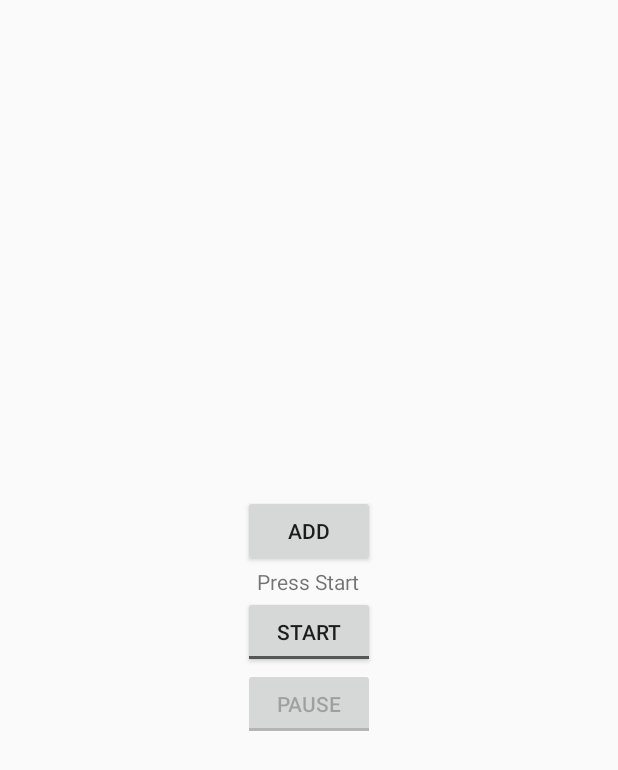
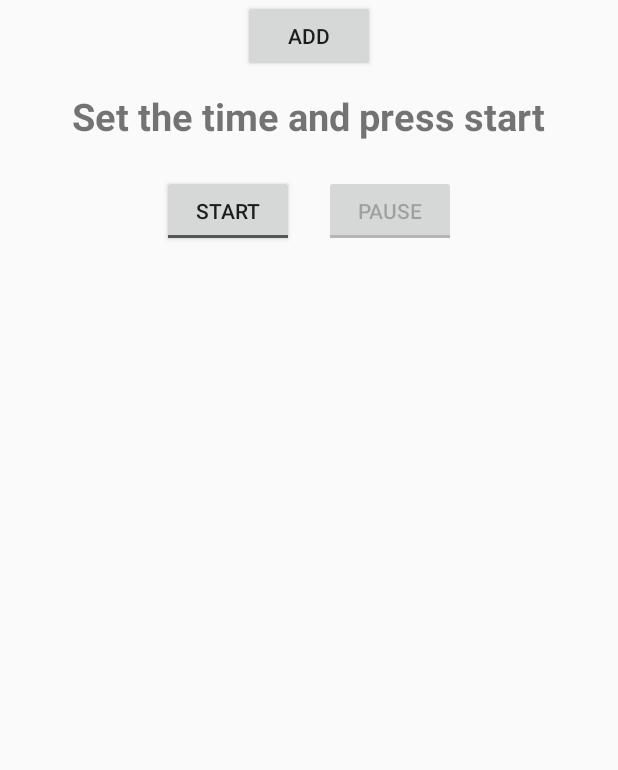
Before and after one commit to HorncatStudio/IntervalTracker, an Android app: the screen it shows after launch (HcRunningActivity), on a phone screen of 412 x 824 dp. Shown: the top 770 px of the screen. Run offline under Robolectric (Android 15) with nearby library versions, the phone set to English and light mode, and no system bars.

Commit message:
Changed layout and added HCRunningArrayAdapter. TODO - need to implement getView() in the HCRunningArrayAdapter correctly. mAdapter.add(mCountDownTimer) instead of mCurrentTimeTextView.

```diff
--- /dev/null
+++ b/app/src/main/java/com/example/hcrunning/app/HCRunningArrayAdapter.java
@@ -0,0 +1,50 @@
+package com.example.hcrunning.app;
+
+import android.content.Context;
+import android.text.Layout;
+import android.view.LayoutInflater;
+import android.view.View;
+import android.view.ViewGroup;
+import android.widget.ArrayAdapter;
+import android.widget.LinearLayout;
+import android.widget.TextView;
+import android.widget.Toast;
+
+import java.util.List;
+
+/**
+ * Created by Shinichi on 2014/07/24.
+ */
+public class HCRunningArrayAdapter extends ArrayAdapter<TextView> {
+  // The resource ID of a Layout used for instantiating Views
+  int resource;
+
+
+    /**
+     * Constructs this adapter
+     * @param _context	A context to create the Views in
+     * @param _resource	The resource ID of a TextView to use when instantiating Views
+     * @param _items	The actual objects we're representing
+     */
+  public HCRunningArrayAdapter(Context _context, int _resource, List<TextView> _items) {
+    super(_context, _resource, _items);
+    resource = _resource;
+  }
+
+  /**
+   * Called when a component using this adapter (like a ListView) needs to get a View
+   * that represents an object in the ArrayList.
+   *
+   * @param position		The position in the ArrayList of the object we want a representation of
+   * @param convertView	A view that has already been instantiated but is destined to be garbage collected.
+   * 							Use this for recycling Views and faster performance.
+   * @param parent		The ViewGroup that the returned view will be a child of.
+   */
+  @Override
+  public View getView(int position, View convertView, ViewGroup parent) {
+    LayoutInflater inflater = (LayoutInflater) getContext().getSystemService(getContext().LAYOUT_INFLATER_SERVICE);
+    View rowView = inflater.inflate(resource, parent, false);
+    TextView textView = getItem(position);
+    return rowView;
+  }
+}
--- a/app/src/main/java/com/example/hcrunning/app/MyCountDownTimer.java
+++ b/app/src/main/java/com/example/hcrunning/app/HCRunningCountDownTimer.java
@@ -8,12 +8,12 @@ import android.widget.TextView;
 /**
  * Created by Shinichi on 2014/06/13.
  */
-public class MyCountDownTimer extends CountDownTimer {
+public class HCRunningCountDownTimer extends CountDownTimer {
 
   private TextView mTimeTextView = null;
   private Context mContext = null;
 
-  public MyCountDownTimer(long millisInFuture, long countdownInterval, TextView timeTextView, Context context) {
+  public HCRunningCountDownTimer(long millisInFuture, long countdownInterval, TextView timeTextView, Context context) {
     super(millisInFuture, countdownInterval);
     this.mTimeTextView = timeTextView;
     this.mContext = context;
--- a/app/src/main/java/com/example/hcrunning/app/HcRunningActivity.java
+++ b/app/src/main/java/com/example/hcrunning/app/HcRunningActivity.java
@@ -5,21 +5,29 @@ import android.app.Dialog;
 import android.os.Bundle;
 import android.util.Log;
 import android.view.View;
-import android.widget.Button;
-import android.widget.NumberPicker;
-import android.widget.TextView;
-import android.widget.ToggleButton;
+import android.widget.*;
+
+import java.util.ArrayList;
 
 public class HcRunningActivity extends Activity implements NumberPicker.OnValueChangeListener{
     private TextView mCurrentTimeTextView;
-    private MyCountDownTimer mCountDownTimer;
+    private HCRunningCountDownTimer mCountDownTimer;
+    private ListView mListView;
+    private ArrayList<TextView> mArrayList = new ArrayList<TextView>();
+    private HCRunningArrayAdapter mAdapter;
 
     @Override
     protected void onCreate(Bundle savedInstanceState) {
       super.onCreate(savedInstanceState);
       setContentView(R.layout.activity_hc_running);
 
+      mListView = (ListView) findViewById(R.id.list);
+
       this.mCurrentTimeTextView = (TextView) findViewById(R.id.textView);
+
+      mAdapter = new HCRunningArrayAdapter(this, android.R.layout.simple_list_item_1, mArrayList);
+      mListView.setAdapter(mAdapter);
+
     }
 
     @Override
@@ -51,7 +59,7 @@ public class HcRunningActivity extends Activity implements NumberPicker.OnValueC
       boolean on = ((ToggleButton) view).isChecked();
         if (!on) {
           //action when "Continue" is pressed
-          this.mCountDownTimer = new MyCountDownTimer(this.mCountDownTimer.getCurrentTimeInSeconds() * 1000, 50, mCurrentTimeTextView, this);
+          this.mCountDownTimer = new HCRunningCountDownTimer(this.mCountDownTimer.getCurrentTimeInSeconds() * 1000, 50, mCurrentTimeTextView, this);
           this.mCountDownTimer.start();
         } else {
           //action when "Pause" is pressed
@@ -76,11 +84,13 @@ public class HcRunningActivity extends Activity implements NumberPicker.OnValueC
       onNumberPickerSetButton.setOnClickListener(new View.OnClickListener() {
         @Override
         public void onClick(View v) {
-          mCountDownTimer = new MyCountDownTimer(numberPicker.getValue() * 1000, 50, mCurrentTimeTextView, getApplicationContext());
+          mCountDownTimer = new HCRunningCountDownTimer(numberPicker.getValue() * 1000, 50, mCurrentTimeTextView, getApplicationContext());
 
           long minutesPart = numberPicker.getValue() / 60;
           long secondsPart = numberPicker.getValue() % 60;
           mCurrentTimeTextView.setText(Long.toString(minutesPart) + ":" + Long.toString(secondsPart));
+
+          mAdapter.add(mCurrentTimeTextView);
 
           dialog.dismiss();
         }
--- a/app/src/main/res/layout/activity_hc_running.xml
+++ b/app/src/main/res/layout/activity_hc_running.xml
@@ -12,12 +12,6 @@
         android:onClick="onAddButton"
         android:text="Add" />
 
-    <!--<ListView-->
-        <!--android:id="@android:id/list"-->
-        <!--android:layout_width="100dip"-->
-        <!--android:layout_height="fill_parent"-->
-        <!--android:layout_gravity="center"/>-->
-
     <!--<TextView-->
         <!--android:id="@android:id/empty"-->
         <!--android:layout_width="wrap_content"-->
@@ -29,7 +23,14 @@
         android:id="@+id/textView"
         android:layout_width="wrap_content"
         android:layout_height="wrap_content"
-        android:text="Press Start" />
+        android:padding="12dp"
+        android:textSize="25dp"
+        android:textStyle="bold"
+        android:text="Set the time and press start" />
+
+    <LinearLayout
+        android:layout_height="wrap_content"
+        android:layout_width="wrap_content">
 
         <ToggleButton
             android:id="@+id/startCancelToggleButton"
@@ -37,6 +38,7 @@
             android:layout_height="wrap_content"
             android:textOn="Cancel"
             android:textOff="Start"
+            android:layout_margin="10dp"
             android:onClick="onStartAndCancelToggleButton" />
 
         <ToggleButton
@@ -46,6 +48,15 @@
             android:textOn="Continue"
             android:textOff="Pause"
             android:onClick="onPauseAndContinueToggleButton"
+            android:layout_margin="10dp"
             android:enabled="false" />
 
      </LinearLayout>
+
+    <ListView
+            android:id="@+id/list"
+            android:layout_width="wrap_content"
+            android:layout_height="fill_parent"
+            android:layout_gravity="center"/>
+
+</LinearLayout>
```
Also changed, not shown: app/src/main/res/layout/rowlayout.xml (added, +14 -0 lines). Lines whose indentation alone changed are shown as unchanged.
